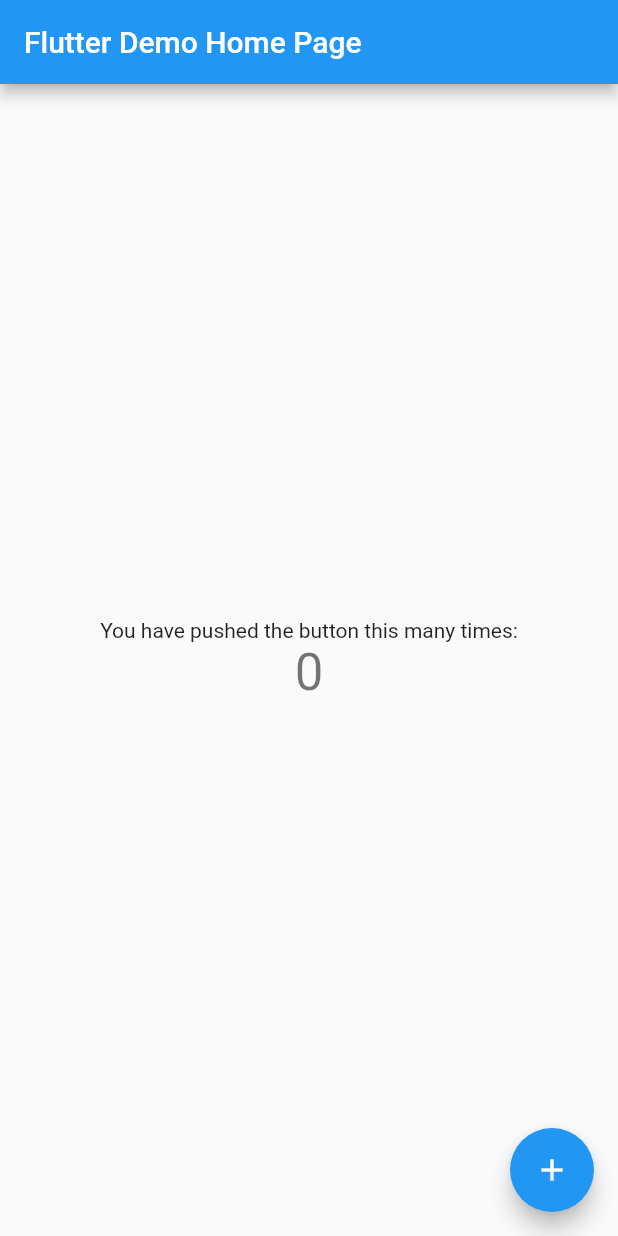
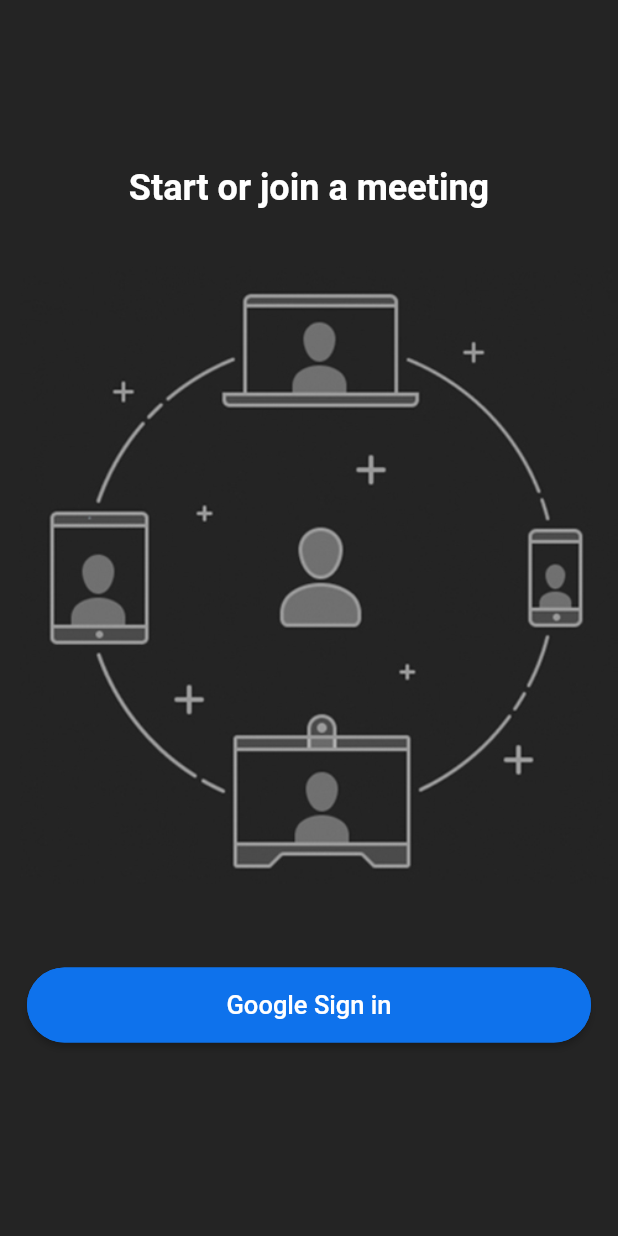
Before and after one commit to gikwegbu/zoom_clone, a Flutter app: the screen it shows after launch, on a phone screen of 412 x 824 dp. Run offline on Flutter 3.47's test engine with Material 2 defaults, Android fonts, the phone set to English and light mode, and no system bars; our stand-ins replace cloud_firestore, firebase_auth, firebase_core, google_sign_in; accounts and stored records are empty.

Commit message:
Complete the Initial UI before add jitsi_meet
Had a hard time adding the required google packages, but everything works fine now, taking note of the various old packages used for compatibility sake.

This update is made to save the file on a working state.

```diff
--- a/lib/main.dart
+++ b/lib/main.dart
@@ -1,6 +1,13 @@
+import 'package:firebase_core/firebase_core.dart';
 import 'package:flutter/material.dart';
+import 'package:zoom_clone/resources/auth_methods.dart';
+import 'package:zoom_clone/screens/home_screen.dart';
+import 'package:zoom_clone/screens/login_screen.dart';
+import 'package:zoom_clone/utils/colors.dart';
 
-void main() {
+void main() async {
+  WidgetsFlutterBinding.ensureInitialized();
+  await Firebase.initializeApp();
   runApp(const MyApp());
 }
 
@@ -11,105 +18,29 @@
   @override
   Widget build(BuildContext context) {
     return MaterialApp(
-      title: 'Flutter Demo',
-      theme: ThemeData(
-        // This is the theme of your application.
-        //
-        // Try running your application with "flutter run". You'll see the
-        // application has a blue toolbar. Then, without quitting the app, try
-        // changing the primarySwatch below to Colors.green and then invoke
-        // "hot reload" (press "r" in the console where you ran "flutter run",
-        // or simply save your changes to "hot reload" in a Flutter IDE).
-        // Notice that the counter didn't reset back to zero; the application
-        // is not restarted.
-        primarySwatch: Colors.blue,
+      debugShowCheckedModeBanner: false,
+      title: 'Zoom Clone',
+      theme: ThemeData.dark().copyWith(
+        scaffoldBackgroundColor: bgColor,
       ),
-      home: const MyHomePage(title: 'Flutter Demo Home Page'),
+      routes: {
+        '/login': (context) => const LoginScreen(),
+        '/home': (context) => const HomeScreen()
+      },
+      home: StreamBuilder(
+        stream: AuthMethods().authChanges,
+        builder: (context, snapshot) {
+          if (snapshot.connectionState == ConnectionState.waiting) {
+            return const Center(
+              child: CircularProgressIndicator(),
+            );
+          }
+          if (snapshot.hasData) {
+            return const HomeScreen();
+          }
+          return const LoginScreen();
+        },
+      ),
     );
   }
 }
-
-class MyHomePage extends StatefulWidget {
-  const MyHomePage({Key? key, required this.title}) : super(key: key);
-
-  // This widget is the home page of your application. It is stateful, meaning
-  // that it has a State object (defined below) that contains fields that affect
-  // how it looks.
-
-  // This class is the configuration for the state. It holds the values (in this
-  // case the title) provided by the parent (in this case the App widget) and
-  // used by the build method of the State. Fields in a Widget subclass are
-  // always marked "final".
-
-  final String title;
-
-  @override
-  State<MyHomePage> createState() => _MyHomePageState();
-}
-
-class _MyHomePageState extends State<MyHomePage> {
-  int _counter = 0;
-
-  void _incrementCounter() {
-    setState(() {
-      // This call to setState tells the Flutter framework that something has
-      // changed in this State, which causes it to rerun the build method below
-      // so that the display can reflect the updated values. If we changed
-      // _counter without calling setState(), then the build method would not be
-      // called again, and so nothing would appear to happen.
-      _counter++;
-    });
-  }
-
-  @override
-  Widget build(BuildContext context) {
-    // This method is rerun every time setState is called, for instance as done
-    // by the _incrementCounter method above.
-    //
-    // The Flutter framework has been optimized to make rerunning build methods
-    // fast, so that you can just rebuild anything that needs updating rather
-    // than having to individually change instances of widgets.
-    return Scaffold(
-      appBar: AppBar(
-        // Here we take the value from the MyHomePage object that was created by
-        // the App.build method, and use it to set our appbar title.
-        title: Text(widget.title),
-      ),
-      body: Center(
-        // Center is a layout widget. It takes a single child and positions it
-        // in the middle of the parent.
-        child: Column(
-          // Column is also a layout widget. It takes a list of children and
-          // arranges them vertically. By default, it sizes itself to fit its
-          // children horizontally, and tries to be as tall as its parent.
-          //
-          // Invoke "debug painting" (press "p" in the console, choose the
-          // "Toggle Debug Paint" action from the Flutter Inspector in Android
-          // Studio, or the "Toggle Debug Paint" command in Visual Studio Code)
-          // to see the wireframe for each widget.
-          //
-          // Column has various properties to control how it sizes itself and
-          // how it positions its children. Here we use mainAxisAlignment to
-          // center the children vertically; the main axis here is the vertical
-          // axis because Columns are vertical (the cross axis would be
-          // horizontal).
-          mainAxisAlignment: MainAxisAlignment.center,
-          children: <Widget>[
-            const Text(
-              'You have pushed the button this many times:',
-            ),
-            Text(
-              '$_counter',
-              style: Theme.of(context).textTheme.headline4,
-            ),
-          ],
-        ),
-      ),
-      floatingActionButton: FloatingActionButton(
-        onPressed: _incrementCounter,
-        tooltip: 'Increment',
-        child: const Icon(Icons.add),
-      ), // This trailing comma makes auto-formatting nicer for build methods.
-    );
-  }
-}
--- /dev/null
+++ b/lib/screens/login_screen.dart
@@ -0,0 +1,45 @@
+import 'package:flutter/material.dart';
+import 'package:zoom_clone/resources/auth_methods.dart';
+import 'package:zoom_clone/widgets/custom_button.dart';
+
+class LoginScreen extends StatefulWidget {
+  const LoginScreen({Key? key}) : super(key: key);
+
+  @override
+  State<LoginScreen> createState() => _LoginScreenState();
+}
+
+class _LoginScreenState extends State<LoginScreen> {
+  final AuthMethods _authMethods = AuthMethods();
+
+  @override
+  Widget build(BuildContext context) {
+    return Scaffold(
+      body: Column(
+        mainAxisAlignment: MainAxisAlignment.center,
+        children: [
+          const Text(
+            "Start or join a meeting",
+            style: TextStyle(
+              fontSize: 24,
+              fontWeight: FontWeight.bold,
+            ),
+          ),
+          Padding(
+            padding: const EdgeInsets.symmetric(vertical: 38.0),
+            child: Image.asset("assets/images/onboarding.jpeg"),
+          ),
+          CustomButton(
+            text: "Google Sign in",
+            press: () async {
+              bool res = await _authMethods.signInWithGoogle(context);
+              if (res) {
+                Navigator.pushNamed(context, '/home');
+              }
+            },
+          ),
+        ],
+      ),
+    );
+  }
+}
--- /dev/null
+++ b/lib/utils/colors.dart
@@ -0,0 +1,6 @@
+import 'package:flutter/material.dart';
+
+const bgColor = Color.fromRGBO(36, 36, 36, 1);
+const btnColor = Color.fromRGBO(14, 114, 236, 1);
+const footerColor = Color.fromRGBO(26, 26, 26, 1);
+const secondaryBgColor = Color.fromRGBO(46, 46, 46, 1);
--- /dev/null
+++ b/lib/widgets/custom_button.dart
@@ -0,0 +1,35 @@
+import 'package:flutter/material.dart';
+import 'package:zoom_clone/utils/colors.dart';
+
+class CustomButton extends StatelessWidget {
+  final String text;
+  final VoidCallback press;
+
+  const CustomButton({
+    Key? key,
+    required this.text,
+    required this.press,
+  }) : super(key: key);
+
+  @override
+  Widget build(BuildContext context) {
+    return Padding(
+      padding: const EdgeInsets.all(18.0),
+      child: ElevatedButton(
+        onPressed: press,
+        child: Text(
+          text,
+          style: const TextStyle(fontSize: 17),
+        ),
+        style: ElevatedButton.styleFrom(
+          primary: btnColor,
+          minimumSize: const Size(double.infinity, 50),
+          shape: RoundedRectangleBorder(
+            borderRadius: BorderRadius.circular(30),
+            side: const BorderSide(color: btnColor),
+          )
+        ),
+      ),
+    );
+  }
+}
```
Also changed, not shown: lib/resources/auth_methods.dart (added, +49 -0 lines), lib/screens/home_screen.dart (added, +97 -0 lines), lib/utils/utils.dart (added, +9 -0 lines), lib/widgets/home_meeting_button.dart (added, +46 -0 lines), pubspec.yaml (+16 -38 lines), assets/images/onboarding.jpeg (added), pubspec.lock, 11 other files.
